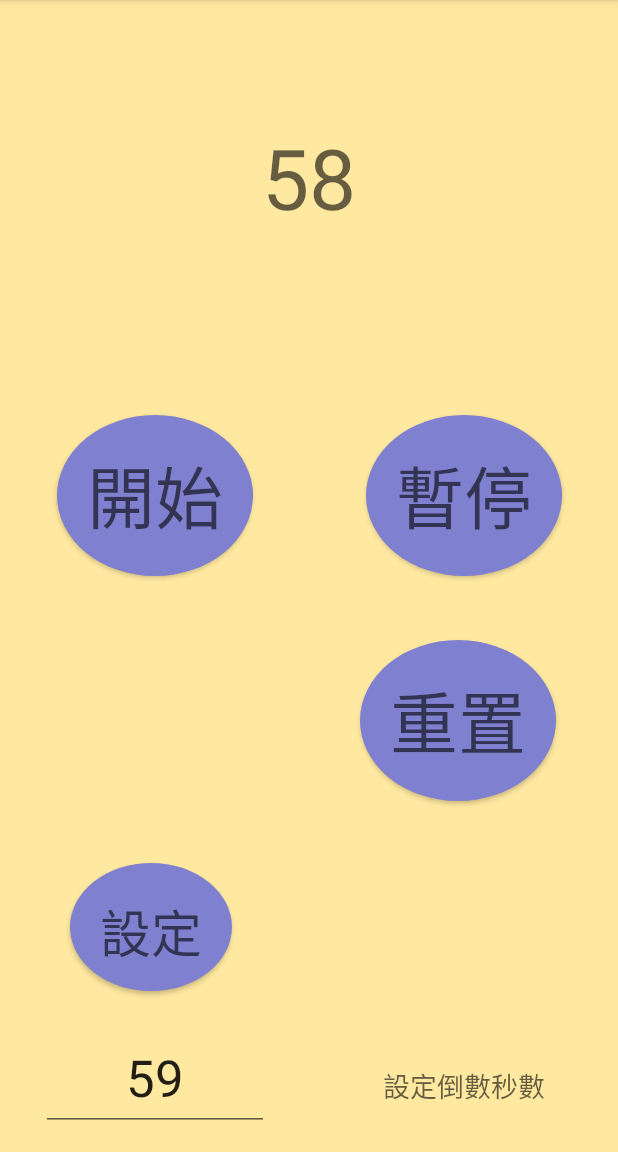
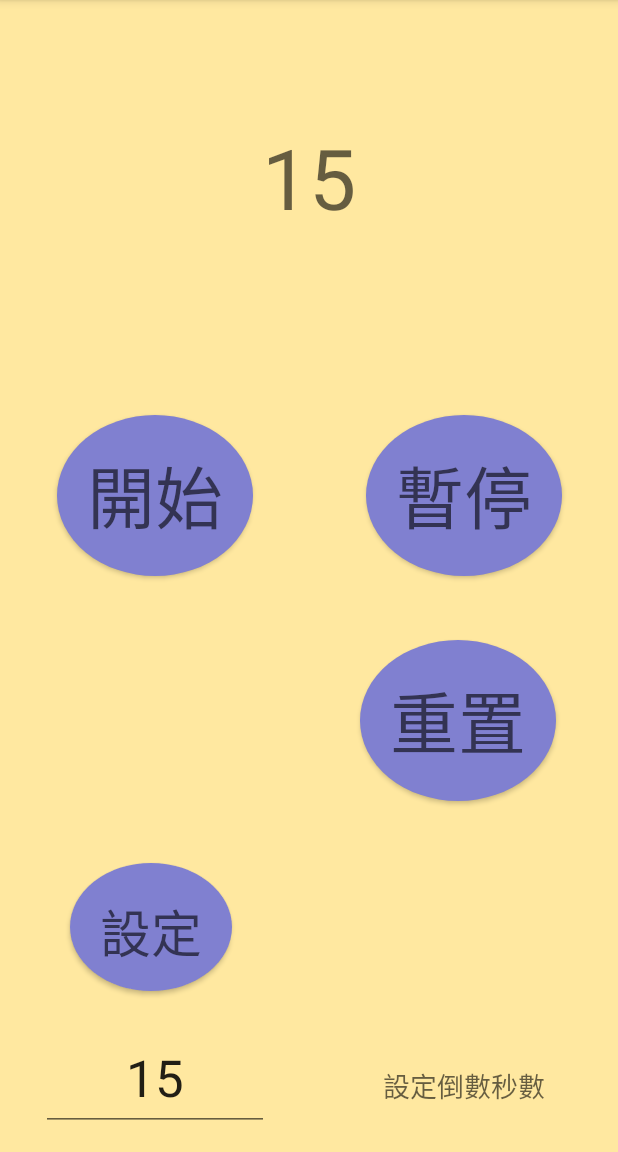
Before and after one commit to alexjean/AndroidDev, an Android app: the screen it shows after launch (MainActivity), in the options menu, after a tap on "設定", on a phone screen of 412 x 824 dp, the part 84-1236 px from its top. Run offline under Robolectric (Android 15) with nearby library versions, the phone set to English and light mode, and no system bars.

Commit message:
viewBinding.enabled kill all findViewById

```diff
--- a/StopWatch3/app/build.gradle
+++ b/StopWatch3/app/build.gradle
@@ -16,6 +16,7 @@ android {
             proguardFiles getDefaultProguardFile('proguard-android.txt'), 'proguard-rules.pro'
         }
     }
+    viewBinding.enabled = true
 }
 
 dependencies {
--- a/StopWatch3/app/src/main/java/com/tomorrow_eyes/stopwatch3/MainActivity.java
+++ b/StopWatch3/app/src/main/java/com/tomorrow_eyes/stopwatch3/MainActivity.java
@@ -12,21 +12,20 @@ import android.view.Menu;
 import android.view.MenuItem;
 import android.view.View;
 import android.view.WindowManager;
-import android.widget.EditText;
-import android.widget.TextView;
 
 import java.io.IOException;
 import java.util.Timer;
 import java.util.TimerTask;
 
 import com.tomorrow_eyes.stopwatch3.SetupFragment.SetSeconds;
+import com.tomorrow_eyes.stopwatch3.databinding.ActivityMainBinding;
 
 public class MainActivity extends AppCompatActivity implements SetSeconds {
 
 
 	Timer timer=null;
 	TimerTask task=null;
-	int maxCount = 59;
+	int maxCount = 15;
 	int countSeconds = maxCount;
 
 	public void setSeconds(int seconds) {
@@ -37,10 +36,15 @@ public class MainActivity extends AppCompatActivity implements SetSeconds {
 
 	MediaPlayer mPlayer;
 
+	private ActivityMainBinding binding;
+
     @Override
     protected void onCreate(Bundle savedInstanceState) {
         super.onCreate(savedInstanceState);
-        setContentView(R.layout.activity_main);
+//      setContentView(R.layout.activity_main);
+        binding = ActivityMainBinding.inflate(getLayoutInflater());
+        setContentView(binding.getRoot());
+
         mPlayer=MediaPlayer.create(this,R.raw.heaven);
         try {
 			mPlayer.prepare();
@@ -97,8 +101,10 @@ public class MainActivity extends AppCompatActivity implements SetSeconds {
 	}
 
 	private void ShowCount(){
-    	TextView textView=(TextView)findViewById(R.id.textViewSeconds);
-    	textView.setText(String.valueOf(countSeconds));
+    	String str = String.valueOf(countSeconds);
+    	// TextView textView=(TextView)findViewById(R.id.textViewSeconds);
+    	// textView.setText(str);
+		binding.textViewSeconds.setText(str);
     }
 
     @SuppressLint("HandlerLeak")
@@ -142,6 +148,7 @@ public class MainActivity extends AppCompatActivity implements SetSeconds {
     	if (timer!=null) {
     		return;
     	}
+    	countSeconds = maxCount;
     	timer=new Timer(true);
     	newTask();
     	timer.schedule(task, 1000,1000);
--- a/StopWatch3/app/src/main/java/com/tomorrow_eyes/stopwatch3/SetupFragment.java
+++ b/StopWatch3/app/src/main/java/com/tomorrow_eyes/stopwatch3/SetupFragment.java
@@ -3,6 +3,7 @@ package com.tomorrow_eyes.stopwatch3;
 import android.app.Activity;
 import android.content.Context;
 import android.os.Bundle;
+import android.support.annotation.NonNull;
 import android.support.annotation.Nullable;
 import android.support.v4.app.Fragment;
 import android.view.LayoutInflater;
@@ -10,6 +11,8 @@ import android.view.View;
 import android.view.ViewGroup;
 import android.widget.Button;
 import android.widget.EditText;
+
+import com.tomorrow_eyes.stopwatch3.databinding.FragmentSetupBinding;
 
 
 /**
@@ -28,6 +31,8 @@ public class SetupFragment extends Fragment {
     private int iSeconds;
     private Activity mActivity;
     SetSeconds mSetSeconds;
+
+    private FragmentSetupBinding binding;
 
     public SetupFragment() {
         // Required empty public constructor
@@ -78,12 +83,17 @@ public class SetupFragment extends Fragment {
     }
 
     @Override
-    public View onCreateView(LayoutInflater inflater, ViewGroup container,
+    public View onCreateView(@NonNull LayoutInflater inflater, ViewGroup container,
                              Bundle savedInstanceState) {
         // Inflate the layout for this fragment
-        View root = inflater.inflate(R.layout.fragment_setup, container, false);
-        EditText editSeconds = root.findViewById(R.id.editSeconds);
-        editSeconds.setText(Integer.toString(iSeconds));
-        return root;
+        // View root = inflater.inflate(R.layout.fragment_setup, container, false);
+        // EditText editSeconds = root.findViewById(R.id.editSeconds);
+        // editSeconds.setText(Integer.toString(iSeconds));
+        // return root;
+
+        // 用 binding不用再 findViewById(R...)
+        binding = FragmentSetupBinding.inflate(inflater);
+        binding.editSeconds.setText(Integer.toString(iSeconds));
+        return binding.getRoot();
     }
 }
```
